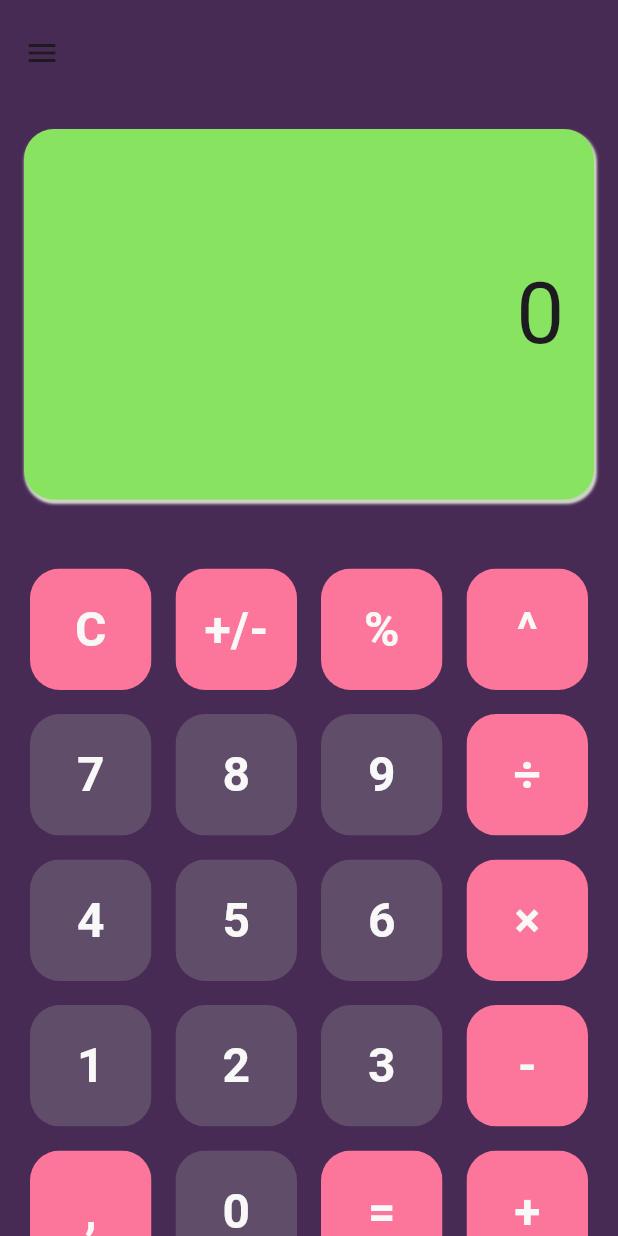
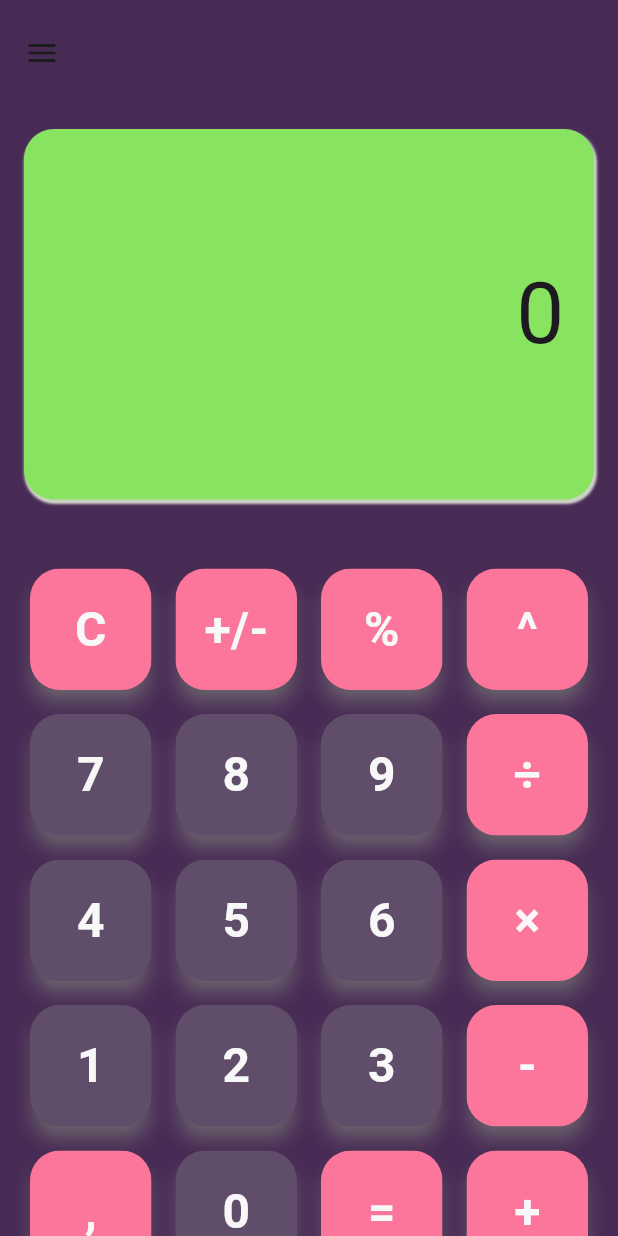
Before and after one commit to Gulsahbb/calculator-app, a Flutter app: the screen it shows after launch, on a phone screen of 412 x 824 dp. Run offline on Flutter 3.47's test engine with Material 3 defaults, Android fonts, the phone set to English and light mode, and no system bars.

Commit message:
Update buttons view

```diff
--- a/lib/widgets/calculator_button.dart
+++ b/lib/widgets/calculator_button.dart
@@ -1,4 +1,5 @@
 import 'package:calculator/utils/calculator_app_colors.dart';
+import 'package:calculator/utils/calculator_app_constants.dart';
 import 'package:calculator/utils/calculator_app_styles.dart';
 import 'package:flutter/material.dart';
 
@@ -16,48 +17,23 @@ class CalculatorButton extends StatelessWidget {
   @override
   Widget build(BuildContext context) {
     return Material(
+      borderRadius: CalculatorAppConstants.defaultBorderRadius,
+      elevation: 5,
+      shadowColor: CalculatorAppColors.buttonShadowDark,
       color: Colors.transparent,
-      child: InkWell(
-        onTap: onTap,
-        borderRadius: BorderRadius.circular(20),
-        child: Ink(
-          decoration: BoxDecoration(
-            borderRadius: BorderRadius.circular(20),
-            color:
-                isOperator
-                    ? CalculatorAppColors.operatorButtonBackground
-                    : CalculatorAppColors.buttonBackground,
-
-            /*      boxShadow: [
-              BoxShadow(
-                color: CalculatorAppColors.buttonShadowLight,
-                offset: const Offset(1, 1),
-                blurRadius: 1,
-              ),
-              BoxShadow(
-                color: CalculatorAppColors.buttonShadowDark,
-                offset: const Offset(1, 1),
-                blurRadius: 1,
-              ),
-            ],*/
-          ),
+      child: Ink(
+        decoration:
+            isOperator
+                ? CalculatorAppStyles.operatorButtonBackground
+                : CalculatorAppStyles.numberButtonBackground,
+        child: InkWell(
+          borderRadius: CalculatorAppConstants.defaultBorderRadius,
+          onTap: onTap,
           child: Center(
             child: Text(text, style: CalculatorAppStyles.numberTextStyle),
           ),
         ),
       ),
     );
-    /*   return GestureDetector(
-      onTap: onTap,
-      child: Container(
-        decoration:
-            isOperator
-                ? CalculatorAppStyles.operatorButtonBackground
-                : CalculatorAppStyles.numberButtonBackground,
-        child: Center(
-          child: Text(text, style: CalculatorAppStyles.numberTextStyle),
-        ),
-      ),
-    );*/
   }
 }
```
